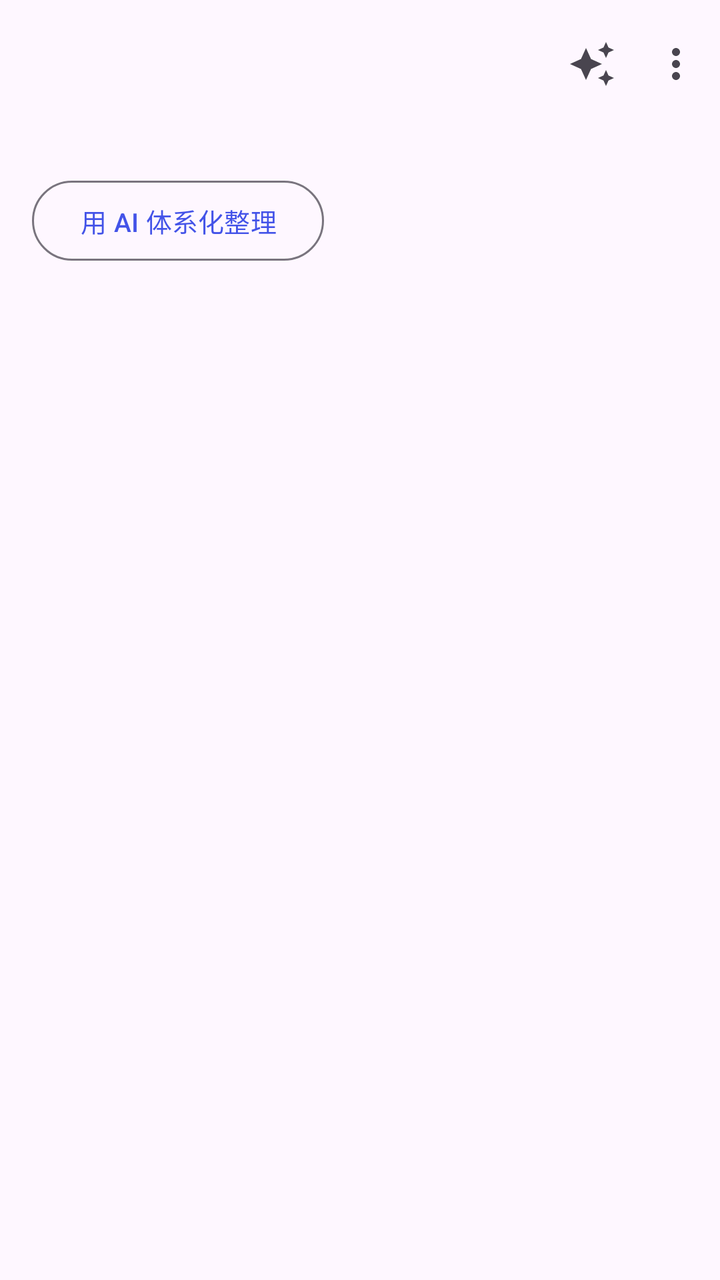
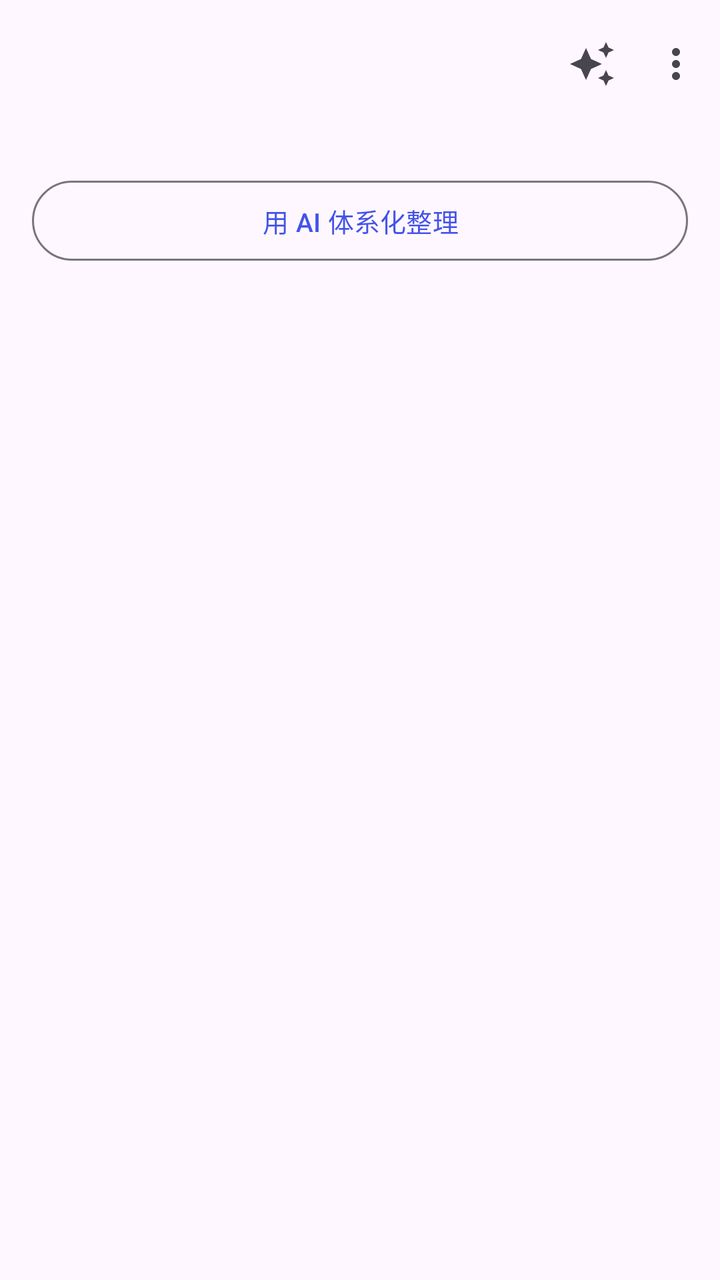

Compare the two renders of this Android layout. The source of the first and the diff that turns it into the second are given below.
<!-- AndroidManifest.xml: application theme Theme.LectureNotes -->
<!-- res/layout/activity_digest.xml -->
<?xml version="1.0" encoding="utf-8"?>
<LinearLayout xmlns:android="http://schemas.android.com/apk/res/android"
    xmlns:app="http://schemas.android.com/apk/res-auto"
    android:layout_width="match_parent"
    android:layout_height="match_parent"
    android:orientation="vertical">

    <com.google.android.material.appbar.MaterialToolbar
        android:id="@+id/toolbar"
        android:layout_width="match_parent"
        android:layout_height="?attr/actionBarSize"
        android:title="@string/digest_title"
        app:menu="@menu/digest"
        app:navigationIconTint="?attr/colorOnSurface" />

    <TextView
        android:id="@+id/status"
        android:layout_width="match_parent"
        android:layout_height="wrap_content"
        android:alpha="0.7"
        android:paddingHorizontal="16dp"
        android:paddingBottom="6dp"
        android:textSize="12sp" />

    <ProgressBar
        android:id="@+id/progress"
        style="?android:attr/progressBarStyleHorizontal"
        android:layout_width="match_parent"
        android:layout_height="wrap_content"
        android:indeterminate="true"
        android:visibility="gone" />

    <LinearLayout
        android:layout_width="match_parent"
        android:layout_height="wrap_content"
        android:orientation="horizontal"
        android:paddingHorizontal="16dp"
        android:paddingBottom="6dp">

        <com.google.android.material.button.MaterialButton
            android:id="@+id/btnAi"
            style="?attr/materialButtonOutlinedStyle"
            android:layout_width="wrap_content"
            android:layout_height="wrap_content"
            android:minWidth="0dp"
            android:text="@string/digest_ai_do"
            android:textSize="13sp" />
    </LinearLayout>

    <FrameLayout
        android:layout_width="match_parent"
        android:layout_height="0dp"
        android:layout_weight="1">

        <ScrollView
            android:id="@+id/scroll"
            android:layout_width="match_parent"
            android:layout_height="match_parent"
            android:clipToPadding="false"
            android:paddingHorizontal="16dp"
            android:scrollbarStyle="outsideOverlay">

            <LinearLayout
                android:layout_width="match_parent"
                android:layout_height="wrap_content"
                android:orientation="vertical">

                <LinearLayout
                    android:id="@+id/contentBox"
                    android:layout_width="match_parent"
                    android:layout_height="wrap_content"
                    android:orientation="vertical"
                    android:paddingTop="4dp"
                    android:paddingBottom="32dp" />

                <TextView
                    android:id="@+id/content"
                    android:layout_width="match_parent"
                    android:layout_height="wrap_content"
                    android:lineSpacingExtra="5dp"
                    android:paddingBottom="24dp"
                    android:textIsSelectable="true"
                    android:textSize="13.5sp"
                    android:visibility="gone" />
            </LinearLayout>
        </ScrollView>

        <TextView
            android:id="@+id/empty"
            android:layout_width="match_parent"
            android:layout_height="match_parent"
            android:gravity="center"
            android:text="@string/digest_empty"
            android:textSize="15sp"
            android:visibility="gone" />
    </FrameLayout>
</LinearLayout>
<!-- resources referenced by this layout -->
<resources>
  <string name="digest_ai_do">用 AI 体系化整理</string>
  <string name="digest_empty">这篇笔记还没有内容可以整理</string>
  <string name="digest_title">知识点笔记</string>
  <style name="Theme.LectureNotes" parent="Theme.Material3.DayNight.NoActionBar">
          <item name="colorPrimary">@color/brand</item>
          <item name="colorOnPrimary">@color/on_brand</item>
          <item name="colorPrimaryContainer">@color/brand</item>
          <item name="colorOnPrimaryContainer">@color/on_brand</item>
          <item name="android:statusBarColor" tools:targetApi="l">?attr/colorSurface</item>
          <item name="android:navigationBarColor" tools:targetApi="l">?attr/colorSurface</item>
      </style>
  <color name="brand">#4353E8</color>
  <color name="on_brand">#FFFFFF</color>
</resources>

<!-- the commit's change to res/layout/activity_digest.xml (unified diff, before → after) -->
@@ -22,6 +22,36 @@
         android:paddingBottom="6dp"
         android:textSize="12sp" />
 
+    <LinearLayout
+        android:id="@+id/staleBar"
+        android:layout_width="match_parent"
+        android:layout_height="wrap_content"
+        android:background="?attr/colorSurfaceVariant"
+        android:gravity="center_vertical"
+        android:orientation="horizontal"
+        android:paddingHorizontal="16dp"
+        android:paddingVertical="6dp"
+        android:visibility="gone">
+
+        <TextView
+            android:id="@+id/staleText"
+            android:layout_width="0dp"
+            android:layout_height="wrap_content"
+            android:layout_weight="1"
+            android:text="@string/digest_stale"
+            android:textSize="12.5sp" />
+
+        <com.google.android.material.button.MaterialButton
+            android:id="@+id/btnStaleUpdate"
+            style="?attr/materialButtonOutlinedStyle"
+            android:layout_width="wrap_content"
+            android:layout_height="wrap_content"
+            android:layout_marginStart="8dp"
+            android:minWidth="0dp"
+            android:text="@string/digest_stale_update"
+            android:textSize="12.5sp" />
+    </LinearLayout>
+
     <ProgressBar
         android:id="@+id/progress"
         style="?android:attr/progressBarStyleHorizontal"
@@ -40,7 +70,7 @@
         <com.google.android.material.button.MaterialButton
             android:id="@+id/btnAi"
             style="?attr/materialButtonOutlinedStyle"
-            android:layout_width="wrap_content"
+            android:layout_width="match_parent"
             android:layout_height="wrap_content"
             android:minWidth="0dp"
             android:text="@string/digest_ai_do"
<!-- resource entries referenced after the edit -->
@@ -2,6 +2,8 @@
 <resources>
   <string name="digest_ai_do">用 AI 体系化整理</string>
   <string name="digest_empty">这篇笔记还没有内容可以整理</string>
+  <string name="digest_stale">笔记里有新内容（截图 / 转写），整理稿还没跟上</string>
+  <string name="digest_stale_update">更新</string>
   <string name="digest_title">知识点笔记</string>
   <style name="Theme.LectureNotes" parent="Theme.Material3.DayNight.NoActionBar">
           <item name="colorPrimary">@color/brand</item>
